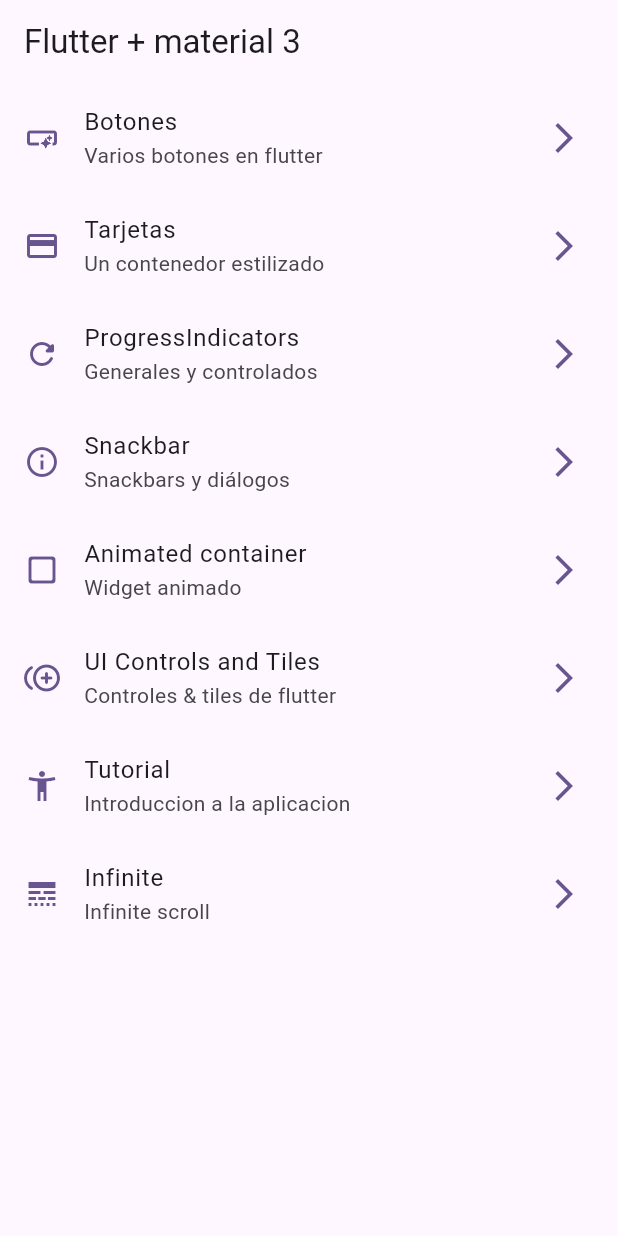
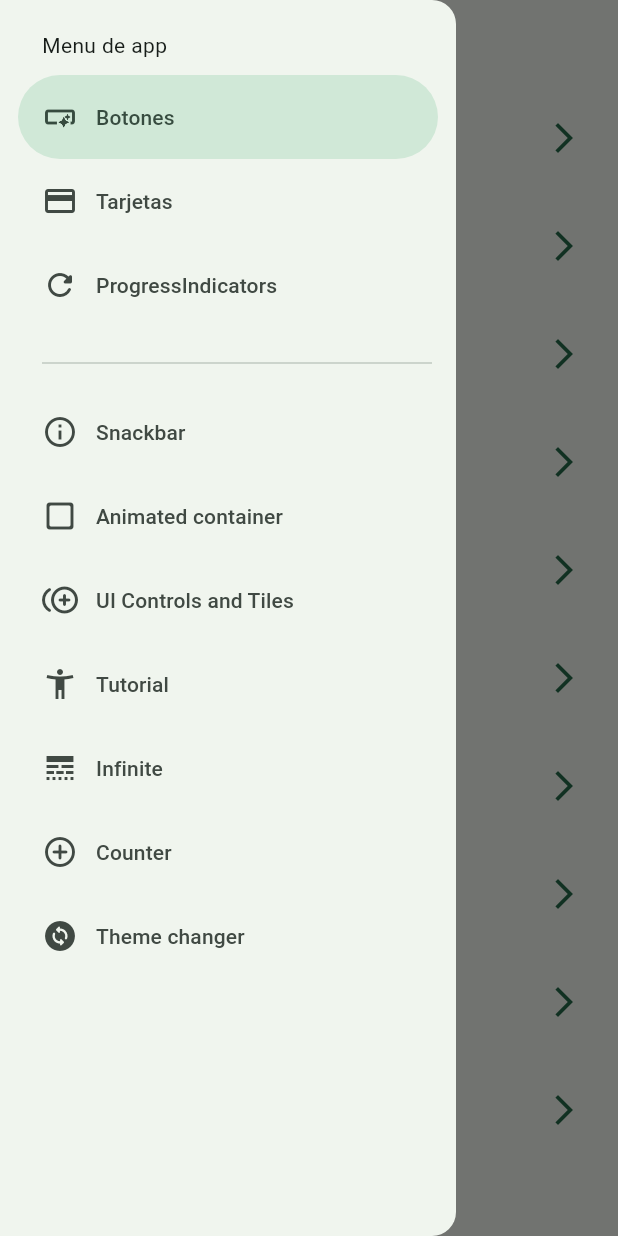
Before and after one commit to hrypasato/learning-flutter, a Flutter app: the screen it shows after launch, with the side drawer open (before the commit the screen has no drawer), on a phone screen of 412 x 824 dp. Run offline on Flutter 3.47's test engine with Material 2 defaults, Android fonts, the phone set to English and light mode, and no system bars; our stand-ins replace animate_do, dio, flutter_riverpod, go_router, video_player.

Commit message:
agregado providers

```diff
--- a/widgets_app/lib/config/menu/menu_item.dart
+++ b/widgets_app/lib/config/menu/menu_item.dart
@@ -62,4 +62,16 @@ const appMenuItems = <MenuItem>[
     link: '/infinite',
     icon: Icons.line_style_outlined,
   ),
+  MenuItem(
+    title: 'Counter',
+    subTitle: 'Counter screen',
+    link: '/counter',
+    icon: Icons.add_circle_outline_rounded,
+  ),
+  MenuItem(
+    title: 'Theme changer   ',
+    subTitle: 'Theme changer screen',
+    link: '/themes-changer',
+    icon: Icons.change_circle_rounded,
+  ),
 ];
--- a/widgets_app/lib/config/router/app_router.dart
+++ b/widgets_app/lib/config/router/app_router.dart
@@ -47,4 +47,14 @@ final appRouter = GoRouter(initialLocation: '/', routes: [
     name: InfiniteScrollScreen.name,
     builder: (context, state) => const InfiniteScrollScreen(),
   ),
+  GoRoute(
+    path: '/counter',
+    name: CounterScreen.name,
+    builder: (context, state) => const CounterScreen(),
+  ),
+  GoRoute(
+    path: '/themes-changer',
+    name: ThemeChangerScreen.name,
+    builder: (context, state) => const ThemeChangerScreen(),
+  ),
 ]);
--- a/widgets_app/lib/config/themes/app_theme.dart
+++ b/widgets_app/lib/config/themes/app_theme.dart
@@ -8,15 +8,21 @@ const colorList = <Color>[
 
 class AppTheme {
   final int selectedColor;
+  final bool isDarkMode;
 
-  AppTheme({this.selectedColor = 0})
+  AppTheme({this.selectedColor = 0, this.isDarkMode = false})
       : assert(selectedColor >= 0, 'Selected color must be greather than 0'),
         assert(selectedColor < colorList.length,
             'Selected color must be grater then array');
 
   ThemeData getTheme() => ThemeData(
         useMaterial3: true,
+        brightness: isDarkMode ? Brightness.dark : Brightness.light,
         colorSchemeSeed: colorList[selectedColor],
         appBarTheme: const AppBarTheme(centerTitle: false),
       );
+
+  AppTheme copyWith({int? selectedColor, bool? isDarkMode}) => AppTheme(
+      selectedColor: selectedColor ?? this.selectedColor,
+      isDarkMode: isDarkMode ?? this.isDarkMode);
 }
--- a/widgets_app/lib/main.dart
+++ b/widgets_app/lib/main.dart
@@ -1,22 +1,29 @@
 import 'package:flutter/material.dart';
+import 'package:flutter_riverpod/flutter_riverpod.dart';
 import 'package:widgets_app/config/router/app_router.dart';
 import 'package:widgets_app/config/themes/app_theme.dart';
+import 'package:widgets_app/ui/providers/theme_provider.dart';
 
 void main() {
-  runApp(const MyApp());
+  runApp(const ProviderScope(child: MyApp()));
 }
 
-class MyApp extends StatelessWidget {
+class MyApp extends ConsumerWidget {
   const MyApp({super.key});
 
   // This widget is the root of your application.
   @override
-  Widget build(BuildContext context) {
+  Widget build(BuildContext context, WidgetRef ref) {
+    //final isDark = ref.watch(isDarkModeProvider);
+    //final selectedColor = ref.watch(selectedColorProvider);
+
+    final AppTheme appTheme = ref.watch(themeNotifierProvider);
+
     return MaterialApp.router(
       routerConfig: appRouter,
       title: 'Flutter Demo',
       debugShowCheckedModeBanner: false,
-      theme: AppTheme(selectedColor: 1).getTheme(),
+      theme: appTheme.getTheme(),
     );
   }
 }
--- /dev/null
+++ b/widgets_app/lib/ui/providers/counter_provider.dart
@@ -0,0 +1,3 @@
+import 'package:flutter_riverpod/flutter_riverpod.dart';
+
+final counterProvider = StateProvider((ref) => 5);
--- /dev/null
+++ b/widgets_app/lib/ui/providers/theme_provider.dart
@@ -0,0 +1,25 @@
+import 'package:flutter_riverpod/flutter_riverpod.dart';
+import 'package:widgets_app/config/themes/app_theme.dart';
+
+final isDarkModeProvider = StateProvider<bool>((ref) => false);
+
+//listado de colores inmutable
+final colorListProvider = Provider((ref) => colorList);
+
+//color seleccionado
+final selectedColorProvider = StateProvider((ref) => 0);
+
+//objeto propio
+
+final themeNotifierProvider =
+    StateNotifierProvider<ThemeNotifier, AppTheme>((ref) => ThemeNotifier());
+
+class ThemeNotifier extends StateNotifier<AppTheme> {
+  ThemeNotifier() : super(AppTheme());
+
+  void toggleDarkMode() {
+    state = state.copyWith(isDarkMode: !state.isDarkMode);
+  }
+
+  void changeColorIndex(int colorIndex) {}
+}
--- a/widgets_app/lib/ui/screens/home/home_screen.dart
+++ b/widgets_app/lib/ui/screens/home/home_screen.dart
@@ -1,6 +1,7 @@
 import 'package:flutter/material.dart';
 import 'package:go_router/go_router.dart';
 import 'package:widgets_app/config/menu/menu_item.dart';
+import 'package:widgets_app/ui/widgets/drawers/side_menu.dart';
 
 class HomeScreen extends StatelessWidget {
   static const String name = 'home_screen';
@@ -9,6 +10,7 @@ class HomeScreen extends StatelessWidget {
 
   @override
   Widget build(BuildContext context) {
+    final scaffoldKey = GlobalKey<ScaffoldState>();
     /**
      * Cuando es screen entonces retornar un Scafold
      */
@@ -17,6 +19,14 @@ class HomeScreen extends StatelessWidget {
         title: const Text('Flutter + material 3'),
       ),
       body: const _HomeView(),
+      /**
+       * Menu en las partes laterales
+       * Drawer: es un menu que se abre de izquierda a derecha
+       * endDrawer: es un mennu que se abre de derecha a izquierda
+       */
+      drawer: SideMenu(
+        scaffoldKey: scaffoldKey,
+      ),
     );
   }
 }
--- a/widgets_app/lib/ui/screens/screens.dart
+++ b/widgets_app/lib/ui/screens/screens.dart
@@ -7,3 +7,5 @@ export 'package:widgets_app/ui/screens/tutorial/tutorial_screen.dart';
 export 'package:widgets_app/ui/screens/buttons/buttons_screen.dart';
 export 'package:widgets_app/ui/screens/cards/cards_screen.dart';
 export 'package:widgets_app/ui/screens/home/home_screen.dart';
+export 'package:widgets_app/ui/screens/counter/counter_screen.dart';
+export 'package:widgets_app/ui/screens/themes/theme_changer.dart';
--- /dev/null
+++ b/widgets_app/lib/ui/widgets/drawers/side_menu.dart
@@ -0,0 +1,63 @@
+import 'package:flutter/material.dart';
+import 'package:go_router/go_router.dart';
+import 'package:widgets_app/config/menu/menu_item.dart';
+
+class SideMenu extends StatefulWidget {
+  final GlobalKey<ScaffoldState> scaffoldKey;
+  const SideMenu({super.key, required this.scaffoldKey});
+
+  @override
+  State<SideMenu> createState() => _SideMenuState();
+}
+
+class _SideMenuState extends State<SideMenu> {
+  int navDrawerIndex = 0;
+
+  void _navigateToScreen(BuildContext context, int index) {
+    setState(() {
+      navDrawerIndex = index;
+    });
+    final menuItem = appMenuItems[index];
+    context.push(menuItem.link);
+    //cierra el menu
+    widget.scaffoldKey.currentState?.closeDrawer();
+  }
+
+  @override
+  Widget build(BuildContext context) {
+    //comprueba si tiene espacio parala bocina
+    bool hasNoch = MediaQuery.of(context).viewPadding.top > 35;
+
+    return NavigationDrawer(
+        //indice que con la opcion seleccionada
+        selectedIndex: navDrawerIndex,
+        onDestinationSelected: (value) => _navigateToScreen(context, value),
+        children: _createItems(hasNoch));
+  }
+
+  List<Widget> _createItems(bool hasNoch) {
+    return [
+      Padding(
+        padding: EdgeInsets.fromLTRB(28, hasNoch ? 0 : 20, 16, 10),
+        child: const Text('Menu de app'),
+      ),
+      ..._createSection(appMenuItems.sublist(0, 3)),
+      const Padding(
+        padding: EdgeInsets.fromLTRB(28, 16, 16, 10),
+        child: Divider(),
+      ),
+      ..._createSection(appMenuItems.sublist(3))
+    ];
+  }
+
+  List<Widget> _createSection(List<MenuItem> items) {
+    return items.map((menuItem) {
+      return _createMenuItem(menuItem);
+    }).toList();
+  }
+
+  NavigationDrawerDestination _createMenuItem(MenuItem item) {
+    return NavigationDrawerDestination(
+        icon: Icon(item.icon), label: Text(item.title));
+  }
+}
--- a/widgets_app/pubspec.yaml
+++ b/widgets_app/pubspec.yaml
@@ -32,6 +32,7 @@ dependencies:
     sdk: flutter
   go_router: ^10.1.2
   animate_do: ^3.0.2
+  flutter_riverpod: ^2.1.3
 
 
   # The following adds the Cupertino Icons font to your application.
```
Also changed, not shown: widgets_app/lib/ui/screens/counter/counter_screen.dart (added, +48 -0 lines), widgets_app/lib/ui/screens/themes/theme_changer.dart (added, +62 -0 lines), widgets_app/pubspec.lock.
